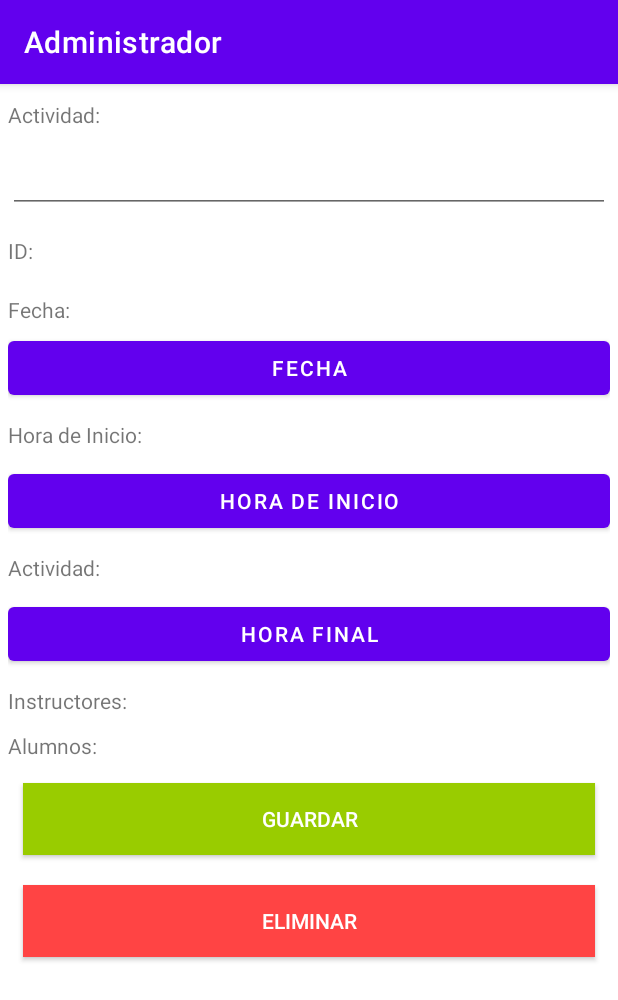
After one commit to tspt89/Academia, an Android app: the fragment DetalleActividadAdminFragment placed in its activity, on a phone screen of 412 x 824 dp. The commit adds this screen. Shown: the top 1000 px of the screen. Run offline under Robolectric (Android 15) with nearby library versions, the phone set to English and light mode, and no system bars; our stand-ins replace Firebase (no records; nobody signed in at launch, a user with empty details on screens opened directly); 8 statements that could not run were skipped.

Commit message:
Actividades - Detalle (Nada estable, cambio de Windows a Ubuntu)

```diff
--- a/app/build.gradle
+++ b/app/build.gradle
@@ -3,6 +3,7 @@ plugins {
     id 'kotlin-android'
     id("androidx.navigation.safeargs.kotlin")
     id 'com.google.gms.google-services'
+    id 'kotlin-parcelize'
 }
 
 android {
--- /dev/null
+++ b/app/src/main/res/layout/fragment_detalle_actividad_admin.xml
@@ -0,0 +1,126 @@
+<?xml version="1.0" encoding="utf-8"?>
+<LinearLayout xmlns:android="http://schemas.android.com/apk/res/android"
+    xmlns:tools="http://schemas.android.com/tools"
+    android:layout_width="match_parent"
+    android:layout_height="match_parent"
+    tools:context=".Administradores.actividades.DetalleActividadAdminFragment">
+
+
+    <ScrollView
+        android:layout_width="match_parent"
+        android:layout_height="match_parent">
+
+        <LinearLayout
+            android:layout_width="match_parent"
+            android:layout_height="match_parent"
+            android:orientation="vertical"
+            android:padding="5dp">
+
+            <TextView
+                android:id="@+id/textView"
+                android:layout_width="wrap_content"
+                android:layout_height="wrap_content"
+                android:layout_marginVertical="5dp"
+                android:text="Actividad:" />
+
+            <EditText
+                android:id="@+id/nombreActividadTV"
+                android:layout_width="match_parent"
+                android:layout_height="wrap_content"
+                android:layout_marginVertical="5dp" />
+
+            <TextView
+                android:id="@+id/idActividadTV"
+                android:layout_width="wrap_content"
+                android:layout_height="wrap_content"
+                android:layout_marginVertical="10dp"
+                android:text="ID:" />
+
+            <TextView
+                android:id="@+id/textView2"
+                android:layout_width="wrap_content"
+                android:layout_height="wrap_content"
+                android:layout_marginTop="10dp"
+                android:text="Fecha:" />
+
+            <Button
+                android:id="@+id/fechaActividadTV"
+                android:layout_width="match_parent"
+                android:layout_height="wrap_content"
+                android:layout_marginVertical="5dp"
+                android:text="Fecha" />
+
+            <TextView
+                android:id="@+id/textView3"
+                android:layout_width="wrap_content"
+                android:layout_height="wrap_content"
+                android:layout_marginVertical="5dp"
+                android:text="Hora de Inicio:" />
+
+            <Button
+                android:id="@+id/horaInicioActividadTV"
+                android:layout_width="match_parent"
+                android:layout_height="wrap_content"
+                android:layout_marginVertical="5dp"
+                android:text="Hora de Inicio" />
+
+            <TextView
+                android:id="@+id/textView4"
+                android:layout_width="wrap_content"
+                android:layout_height="wrap_content"
+                android:layout_marginVertical="5dp"
+                android:text="Actividad:" />
+
+            <Button
+                android:id="@+id/horaFinActividadTV"
+                android:layout_width="match_parent"
+                android:layout_height="wrap_content"
+                android:layout_marginVertical="5dp"
+                android:text="Hora Final" />
+
+            <TextView
+                android:id="@+id/textView5"
+                android:layout_width="wrap_content"
+                android:layout_height="wrap_content"
+                android:layout_marginVertical="5dp"
+                android:text="Instructores:" />
+
+            <androidx.recyclerview.widget.RecyclerView
+                android:id="@+id/instructoresActividadTV"
+                android:layout_width="match_parent"
+                android:layout_height="wrap_content" />
+
+
+            <TextView
+                android:id="@+id/textView6"
+                android:layout_width="wrap_content"
+                android:layout_height="wrap_content"
+                android:layout_marginVertical="5dp"
+                android:text="Alumnos:" />
+
+            <androidx.recyclerview.widget.RecyclerView
+                android:id="@+id/alumnosRV"
+                android:layout_width="match_parent"
+                android:layout_height="wrap_content" />
+
+            <android.widget.Button
+                android:id="@+id/guardarBtn"
+                android:layout_width="match_parent"
+                android:layout_height="wrap_content"
+                android:layout_margin="10dp"
+                android:background="@android:color/holo_green_light"
+                android:text="Guardar"
+                android:textColor="@color/white" />
+
+            <android.widget.Button
+                android:layout_width="match_parent"
+                android:layout_height="wrap_content"
+                android:layout_margin="10dp"
+                android:background="@android:color/holo_red_light"
+                android:text="Eliminar"
+                android:textColor="@color/white" />
+        </LinearLayout>
+    </ScrollView>
+
+
+</LinearLayout>
--- a/app/src/main/res/navigation/administrador_graph.xml
+++ b/app/src/main/res/navigation/administrador_graph.xml
@@ -68,6 +68,9 @@
         <action
             android:id="@+id/action_actividadesAdminFragment_to_nuevaActividadAdminFragment"
             app:destination="@id/nuevaActividadAdminFragment" />
+        <action
+            android:id="@+id/action_actividadesAdminFragment_to_detalleActividadAdminFragment"
+            app:destination="@id/detalleActividadAdminFragment" />
     </fragment>
     <fragment
         android:id="@+id/nuevaActividadAdminFragment"
@@ -80,4 +83,18 @@
             app:popUpTo="@id/actividadesAdminFragment"
             app:popUpToInclusive="true" />
     </fragment>
+    <fragment
+        android:id="@+id/detalleActividadAdminFragment"
+        android:name="com.tspt.academia.Administradores.actividades.DetalleActividadAdminFragment"
+        android:label="fragment_detalle_actividad_admin"
+        tools:layout="@layout/fragment_detalle_actividad_admin" >
+        <action
+            android:id="@+id/action_detalleActividadAdminFragment_to_actividadesAdminFragment"
+            app:destination="@id/actividadesAdminFragment"
+            app:popUpTo="@id/actividadesAdminFragment"
+            app:popUpToInclusive="true" />
+        <argument
+            android:name="actividad"
+            app:argType="com.tspt.academia.models.Actividad" />
+    </fragment>
 </navigation>
```
Also changed, not shown: app/src/main/java/com/tspt/academia/Administradores/actividades/ActividadesAdapter.kt (added, +53 -0 lines), app/src/main/java/com/tspt/academia/Administradores/actividades/ActividadesAdminFragment.kt (+50 -1 lines), app/src/main/java/com/tspt/academia/Administradores/actividades/DetalleActividadAdminFragment.kt (added, +98 -0 lines), app/src/main/java/com/tspt/academia/models/Actividad.kt (added, +8 -0 lines), app/src/main/res/layout/activity_cardview.xml (added, +74 -0 lines), app/src/main/res/layout/fragment_actividades_admin.xml (+12 -0 lines), app/src/main/res/drawable/checkbox_empty.png (added), app/src/main/res/drawable/checkbox_selected.png (added), app/src/main/res/drawable/tracking.png (added).
